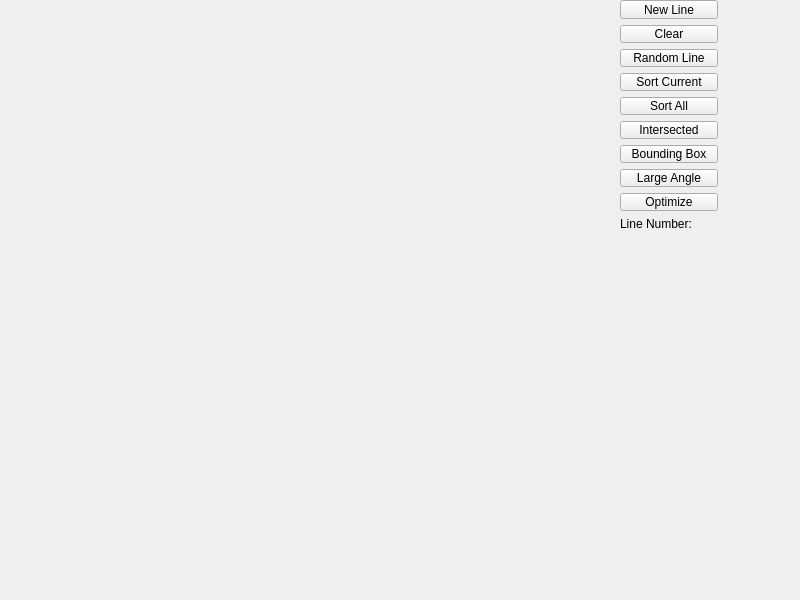
blackbird2003/LineSets, file widget.ui: the form before one commit.
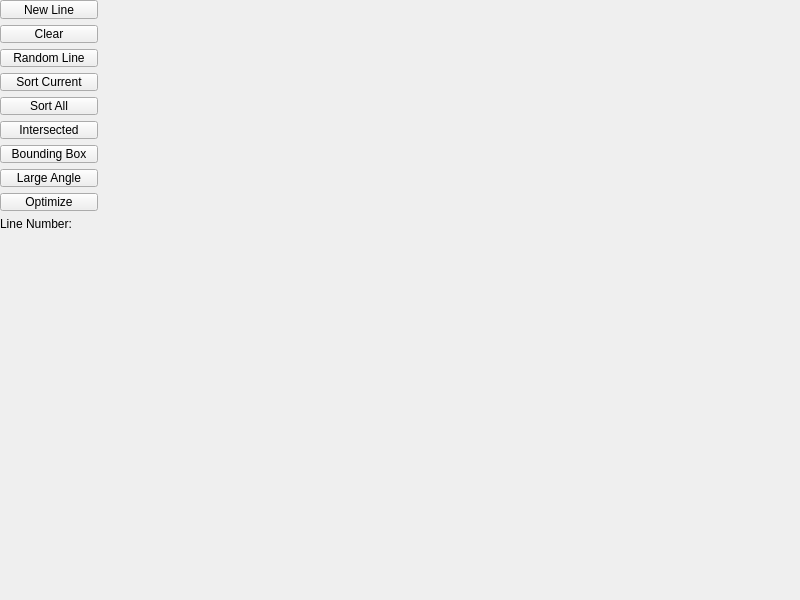
The form after the commit.

Diff of the .ui file:
```diff
--- a/widget.ui
+++ b/widget.ui
@@ -16,7 +16,7 @@
   <widget class="QWidget" name="layoutWidget">
    <property name="geometry">
     <rect>
-     <x>620</x>
+     <x>0</x>
      <y>0</y>
      <width>98</width>
      <height>231</height>
```
